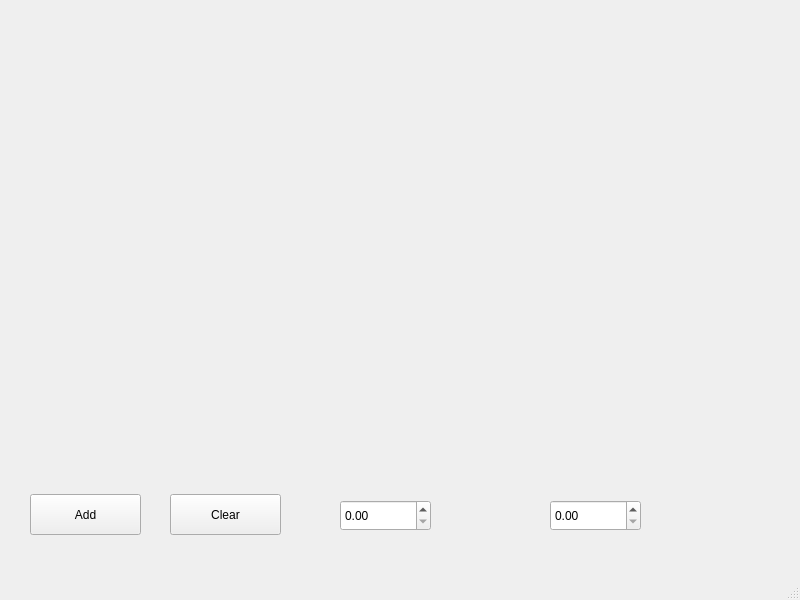
This is mainwindow.ui in sarath-menon/real_time_plotter as Qt 5 draws it before an edit. The edited form follows.
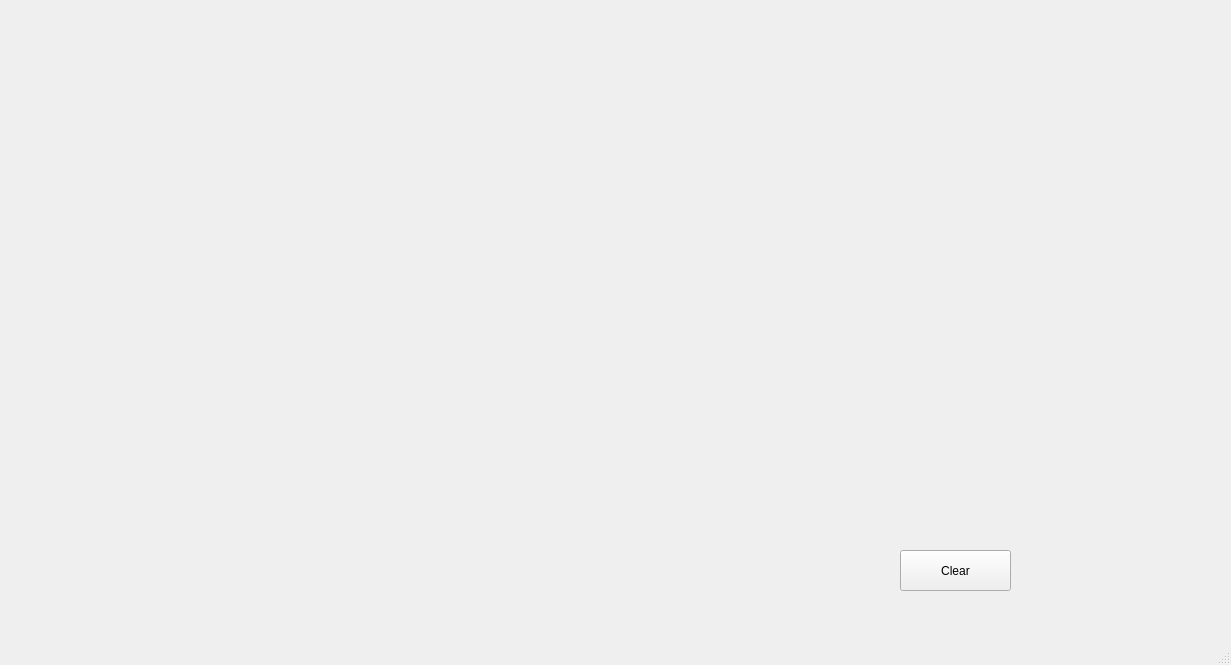
This is the edited form. Custom widgets are drawn as their Qt base class.

Commit message: added y,z plots

```diff
--- a/mainwindow.ui
+++ b/mainwindow.ui
@@ -6,8 +6,8 @@
    <rect>
     <x>0</x>
     <y>0</y>
-    <width>800</width>
-    <height>600</height>
+    <width>1231</width>
+    <height>665</height>
    </rect>
   </property>
   <property name="windowTitle">
@@ -17,51 +17,18 @@
    <widget class="QCustomPlot" name="plot" native="true">
     <property name="geometry">
      <rect>
-      <x>50</x>
-      <y>60</y>
-      <width>611</width>
-      <height>371</height>
+      <x>40</x>
+      <y>20</y>
+      <width>1151</width>
+      <height>141</height>
      </rect>
     </property>
    </widget>
-   <widget class="QDoubleSpinBox" name="disp_1">
-    <property name="geometry">
-     <rect>
-      <x>340</x>
-      <y>500</y>
-      <width>91</width>
-      <height>31</height>
-     </rect>
-    </property>
-   </widget>
-   <widget class="QDoubleSpinBox" name="disp_2">
-    <property name="geometry">
-     <rect>
-      <x>550</x>
-      <y>500</y>
-      <width>91</width>
-      <height>31</height>
-     </rect>
-    </property>
-   </widget>
-   <widget class="QPushButton" name="add_btn">
-    <property name="geometry">
-     <rect>
-      <x>30</x>
-      <y>494</y>
-      <width>111</width>
-      <height>41</height>
-     </rect>
-    </property>
-    <property name="text">
-     <string>Add</string>
-    </property>
-   </widget>
    <widget class="QPushButton" name="clear_btn">
     <property name="geometry">
      <rect>
-      <x>170</x>
-      <y>494</y>
+      <x>900</x>
+      <y>550</y>
       <width>111</width>
       <height>41</height>
      </rect>
@@ -70,6 +37,26 @@
      <string>Clear</string>
     </property>
    </widget>
+   <widget class="QCustomPlot" name="x_plot_2" native="true">
+    <property name="geometry">
+     <rect>
+      <x>40</x>
+      <y>190</y>
+      <width>1151</width>
+      <height>141</height>
+     </rect>
+    </property>
+   </widget>
+   <widget class="QCustomPlot" name="x_plot_3" native="true">
+    <property name="geometry">
+     <rect>
+      <x>40</x>
+      <y>360</y>
+      <width>1151</width>
+      <height>141</height>
+     </rect>
+    </property>
+   </widget>
   </widget>
   <widget class="QMenuBar" name="menubar">
    <property name="geometry">
```
Left out of the diff: 4 changed lines with no effect on the pictures. The commit also changes 1 other file.
